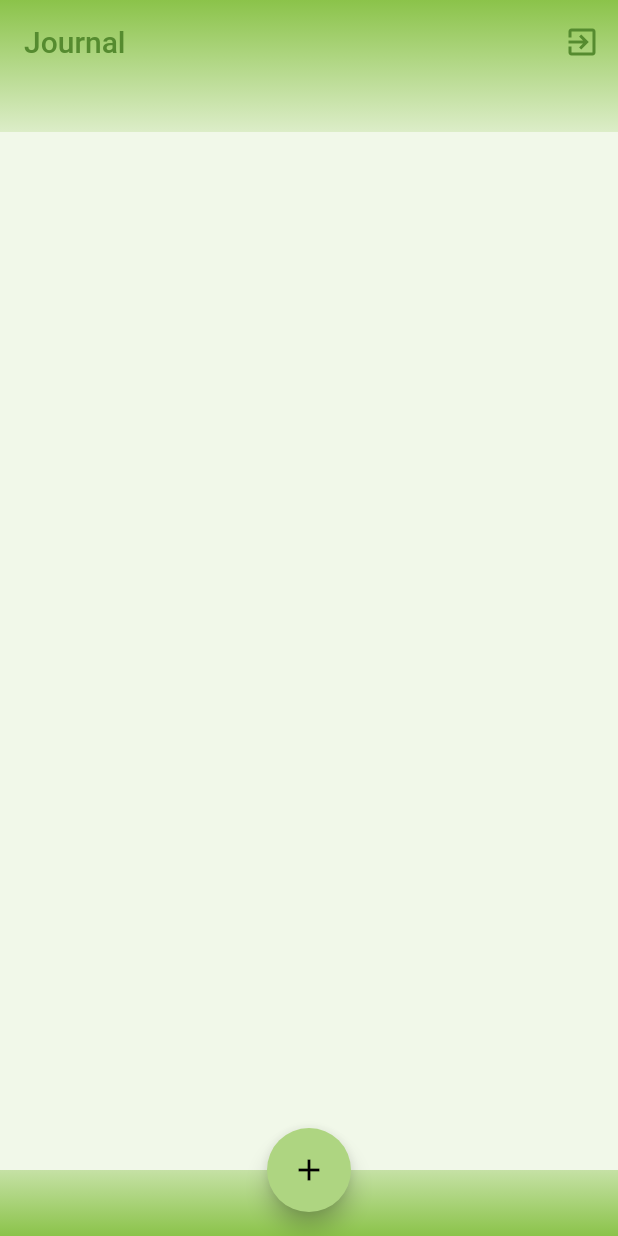
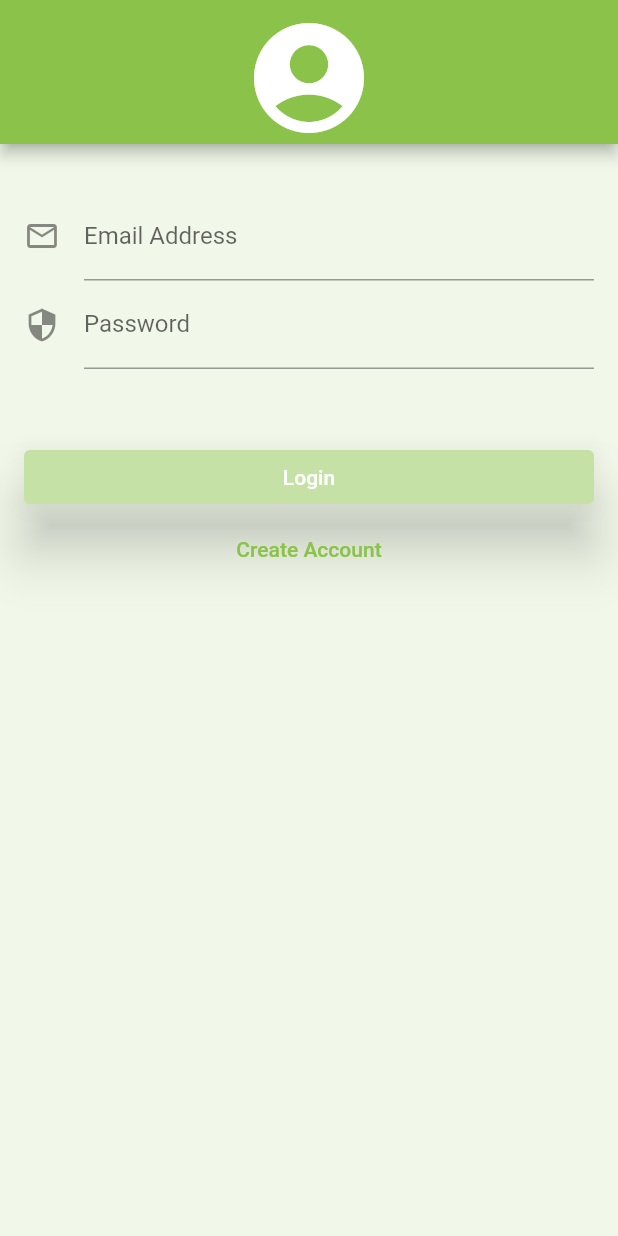
Before and after one commit to mauriiciobarbosa/journal_app, a Flutter app: the screen it shows after launch, on a phone screen of 412 x 824 dp. Run offline on Flutter 3.47's test engine with Material 2 defaults, Android fonts, the phone set to English and light mode, and no system bars; our stand-ins replace cloud_firestore, firebase_auth, firebase_core; accounts and stored records are empty.

Commit message:
add final code.

```diff
--- a/lib/blocs/authentication_bloc_provider.dart
+++ b/lib/blocs/authentication_bloc_provider.dart
@@ -3,11 +3,10 @@ import 'package:flutter/material.dart';
 import 'authentication_bloc.dart';
 
 class AuthenticationBlocProvider extends InheritedWidget {
-  const AuthenticationBlocProvider(
-    Key key,
-    Widget child, {
+  const AuthenticationBlocProvider({
+    required Widget child,
     required this.authenticationBloc,
-  }) : super(key: key, child: child);
+  }) : super(child: child);
 
   final AuthenticationBloc authenticationBloc;
 
--- a/lib/blocs/home_bloc_provider.dart
+++ b/lib/blocs/home_bloc_provider.dart
@@ -2,12 +2,11 @@ import 'package:flutter/material.dart';
 import 'package:journal_app/blocs/home_bloc.dart';
 
 class HomeBlocProvider extends InheritedWidget {
-  const HomeBlocProvider(
-    Key key,
-    Widget child, {
+  const HomeBlocProvider({
+    required Widget child,
     required this.homeBloc,
     required this.uid,
-  }) : super(key: key, child: child);
+  }) : super(child: child);
 
   final HomeBloc homeBloc;
   final String uid;
--- a/lib/blocs/journal_edit_bloc.dart
+++ b/lib/blocs/journal_edit_bloc.dart
@@ -66,11 +66,12 @@ class JournalEditBloc {
         note: '',
         uid: journal.uid,
       );
-    } else {
-      selectedJournal.date = journal.date;
-      selectedJournal.mood = journal.mood;
-      selectedJournal.note = journal.note;
     }
+    // else {
+    //   selectedJournal.date = journal.date;
+    //   selectedJournal.mood = journal.mood;
+    //   selectedJournal.note = journal.note;
+    // }
 
     dateEditChanged.add(selectedJournal.date);
     moodEditChanged.add(selectedJournal.mood);
--- a/lib/classes/format_dates.dart
+++ b/lib/classes/format_dates.dart
@@ -3,6 +3,10 @@ import 'package:intl/intl.dart';
 class FormatDates {
   String dateFormatShortMonthDayYear(String date) {
     return DateFormat.yMMMd().format(DateTime.parse(date));
+  }
+
+  String dateFormatLongMonthDayYear(String date) {
+    return DateFormat.yMMMEd().format(DateTime.parse(date));
   }
 
   String dateFormatDayNumber(String date) {
--- a/lib/classes/validators.dart
+++ b/lib/classes/validators.dart
@@ -3,7 +3,7 @@ import 'dart:async';
 class Validators {
   final validateEmail =
       StreamTransformer<String, String>.fromHandlers(handleData: (email, sink) {
-    if (email.contains('@') && email.contains('.')) {
+    if (email.isEmpty || email.contains('@') && email.contains('.')) {
       sink.add(email);
     } else if (email.length > 0) {
       sink.addError('Enter a valid email');
@@ -12,7 +12,7 @@ class Validators {
 
   final validatePassword = StreamTransformer<String, String>.fromHandlers(
       handleData: (password, sink) {
-    if (password.length >= 6) {
+    if (password.isEmpty || password.length >= 6) {
       sink.add(password);
     } else {
       sink.addError('Password needs to be at least 6 characters');
--- a/lib/main.dart
+++ b/lib/main.dart
@@ -1,11 +1,72 @@
+import 'package:firebase_core/firebase_core.dart';
 import 'package:flutter/material.dart';
+import 'package:journal_app/blocs/authentication_bloc.dart';
+import 'package:journal_app/blocs/authentication_bloc_provider.dart';
+import 'package:journal_app/blocs/home_bloc.dart';
+import 'package:journal_app/blocs/home_bloc_provider.dart';
 import 'package:journal_app/pages/home.dart';
+import 'package:journal_app/pages/login.dart';
+import 'package:journal_app/services/authentication.dart';
+import 'package:journal_app/services/db_firestore.dart';
 
 void main() => runApp(MyApp());
 
 class MyApp extends StatelessWidget {
   @override
   Widget build(BuildContext context) {
+    return FutureBuilder(
+      future: Firebase.initializeApp(),
+      builder: (context, snapshot) {
+        if (snapshot.connectionState == ConnectionState.waiting) {
+          return _buildLoading();
+        } else if (snapshot.hasError) {
+          return Center(child: Text('deu ruim meu pivete :('));
+        } else {
+          return _buildSuccess();
+        }
+      },
+    );
+  }
+
+  Container _buildLoading() {
+    return Container(
+      color: Colors.lightGreen,
+      child: Center(child: CircularProgressIndicator()),
+    );
+  }
+
+  Widget _buildSuccess() {
+    final authenticationService = AuthenticationService();
+    final authenticationBloc = AuthenticationBloc(
+      authenticationApi: authenticationService,
+    );
+
+    return AuthenticationBlocProvider(
+      child: StreamBuilder(
+        initialData: null,
+        stream: authenticationBloc.user,
+        builder: (_, snapshot) {
+          if (snapshot.connectionState == ConnectionState.waiting) {
+            return _buildLoading();
+          } else if (snapshot.hasData && snapshot.data != '') {
+            return HomeBlocProvider(
+              homeBloc: HomeBloc(
+                authenticationApi: authenticationService,
+                dbApi: DbFirestoreService(),
+              ),
+              child: _buildMaterialApp(Home()),
+              uid: snapshot.data.toString(),
+            );
+          } else {
+            return _buildMaterialApp(Login());
+          }
+        },
+      ),
+      authenticationBloc: authenticationBloc,
+    );
+  }
+
+  MaterialApp _buildMaterialApp(Widget homePage) {
     return MaterialApp(
       title: 'Journal',
       debugShowCheckedModeBanner: false,
@@ -14,7 +75,7 @@ class MyApp extends StatelessWidget {
         canvasColor: Colors.lightGreen.shade50,
         bottomAppBarColor: Colors.lightGreen,
       ),
-      home: Home(),
+      home: homePage,
     );
   }
 }
--- a/lib/models/database.dart
+++ b/lib/models/database.dart
@@ -3,13 +3,13 @@ import 'journal.dart';
 class Database {
   Database({required this.journals});
 
-  List<OldJournal> journals;
+  List<Journal> journals;
 
   factory Database.fromJson(Map<String, dynamic> json) {
     return Database(
-      journals: List<OldJournal>.from(
+      journals: List<Journal>.from(
         json['journals'].map(
-          (x) => OldJournal.fromJson(x),
+          (x) => Journal.fromDoc(x),
         ),
       ),
     );
@@ -19,7 +19,7 @@ class Database {
     return {
       'journals': List<dynamic>.from(
         journals.map(
-          (e) => e.toJson(),
+          (e) => e.toDoc(),
         ),
       ),
     };
--- a/lib/models/database_file_routines.dart
+++ b/lib/models/database_file_routines.dart
@@ -19,7 +19,7 @@ class DatabaseFileRoutines {
     return File('$path/local_persistence.json');
   }
 
-  Future<List<OldJournal>> readJournals() async {
+  Future<List<Journal>> readJournals() async {
     try {
       final file = await _localFile;
 
@@ -37,12 +37,12 @@ class DatabaseFileRoutines {
     }
   }
 
-  Future<File> writeJournals(List<OldJournal> journals) async {
+  Future<File> writeJournals(List<Journal> journals) async {
     final file = await _localFile;
     final json = {
       'journals': List<dynamic>.from(
         journals.map(
-          (e) => e.toJson(),
+          (e) => e.toDoc(),
         ),
       )
     };
--- a/lib/models/journal.dart
+++ b/lib/models/journal.dart
@@ -41,13 +41,15 @@ class Journal {
   String note;
   String uid;
 
-  factory Journal.fromDoc(dynamic doc) => Journal(
-        documentID: doc.documentID,
-        date: doc['date'],
-        mood: doc['mood'],
-        note: doc['note'],
-        uid: doc['uid'],
-      );
+  factory Journal.fromDoc(dynamic doc) {
+    return Journal(
+      documentID: doc.id,
+      date: doc['date'],
+      mood: doc['mood'],
+      note: doc['note'],
+      uid: doc['uid'],
+    );
+  }
 
   Map<String, dynamic> toDoc() => {
         'uid': uid,
--- a/lib/models/journal_edit.dart
+++ b/lib/models/journal_edit.dart
@@ -7,5 +7,5 @@ class JournalEdit {
   });
 
   String action;
-  OldJournal journal;
+  Journal journal;
 }
--- a/lib/pages/login.dart
+++ b/lib/pages/login.dart
@@ -0,0 +1,167 @@
+import 'package:flutter/material.dart';
+import 'package:journal_app/blocs/login_bloc.dart';
+import 'package:journal_app/services/authentication.dart';
+
+class Login extends StatefulWidget {
+  Login({Key? key}) : super(key: key);
+
+  @override
+  _LoginState createState() => _LoginState();
+}
+
+class _LoginState extends State<Login> {
+  late LoginBloc _loginBloc;
+
+  @override
+  void initState() {
+    _loginBloc = LoginBloc(AuthenticationService());
+    super.initState();
+  }
+
+  @override
+  Widget build(BuildContext context) {
+    return Scaffold(
+      appBar: AppBar(
+        bottom: PreferredSize(
+          preferredSize: Size.fromHeight(40),
+          child: Icon(
+            Icons.account_circle,
+            size: 88,
+            color: Colors.white,
+          ),
+        ),
+      ),
+      body: SafeArea(
+        child: SingleChildScrollView(
+          padding: EdgeInsets.fromLTRB(16, 32, 16, 16),
+          child: Column(
+            crossAxisAlignment: CrossAxisAlignment.stretch,
+            children: [
+              StreamBuilder(
+                stream: _loginBloc.email,
+                builder: (BuildContext context, AsyncSnapshot snapshot) {
+                  return TextField(
+                    keyboardType: TextInputType.emailAddress,
+                    decoration: InputDecoration(
+                      labelText: 'Email Address',
+                      icon: Icon(Icons.mail_outline),
+                      errorText: snapshot.error?.toString(),
+                    ),
+                    onChanged: (email) => _loginBloc.emailChanged.add(email),
+                  );
+                },
+              ),
+              StreamBuilder(
+                stream: _loginBloc.password,
+                builder: (BuildContext context, AsyncSnapshot snapshot) {
+                  return TextField(
+                    obscureText: true,
+                    decoration: InputDecoration(
+                      labelText: 'Password',
+                      icon: Icon(Icons.security),
+                      errorText: snapshot.error?.toString(),
+                    ),
+                    onChanged: (email) => _loginBloc.passwordChanged.add(email),
+                  );
+                },
+              ),
+              SizedBox(height: 48),
+              _buildLoginAndCreateButtons(),
+            ],
+          ),
+        ),
+      ),
+    );
+  }
+
+  @override
+  void dispose() {
+    _loginBloc.dispose();
+    super.dispose();
+  }
+
+  Widget _buildLoginAndCreateButtons() {
+    return StreamBuilder(
+      initialData: 'Login',
+      stream: _loginBloc.loginOrCreateButton,
+      builder: (BuildContext context, AsyncSnapshot snapshot) {
+        if (snapshot.data == 'Login') {
+          return buttonsLogin();
+        } else {
+          return buttonsCreateAccount();
+        }
+      },
+    );
+  }
+
+  Widget buttonsLogin() {
+    return Column(
+      crossAxisAlignment: CrossAxisAlignment.stretch,
+      children: [
+        StreamBuilder(
+          initialData: false,
+          stream: _loginBloc.enableLoginCreateButton,
+          builder: (BuildContext context, AsyncSnapshot snapshot) {
+            return ElevatedButton(
+              child: Text('Login'),
+              style: ButtonStyle(
+                elevation: MaterialStateProperty.all(16),
+                backgroundColor: MaterialStateProperty.all(
+                  Colors.lightGreen.shade200,
+                ),
+                foregroundColor: MaterialStateProperty.all(
+                  Colors.white,
+                ),
+              ),
+              onPressed: snapshot.data
+                  ? () => _loginBloc.loginOrCreateChanged.add('Login')
+                  : null,
+            );
+          },
+        ),
+        TextButton(
+          child: Text('Create Account'),
+          onPressed: () {
+            _loginBloc.loginOrCreateButtonChanged.add('Create Account');
+          },
+        ),
+      ],
+    );
+  }
+
+  Widget buttonsCreateAccount() {
+    return Column(
+      crossAxisAlignment: CrossAxisAlignment.stretch,
+      children: [
+        StreamBuilder(
+          initialData: false,
+          stream: _loginBloc.enableLoginCreateButton,
+          builder: (BuildContext context, AsyncSnapshot snapshot) {
+            return ElevatedButton(
+              child: Text('Create Account'),
+              style: ButtonStyle(
+                elevation: MaterialStateProperty.all(16),
+                backgroundColor: MaterialStateProperty.all(
+                  Colors.lightGreen.shade200,
+                ),
+                foregroundColor: MaterialStateProperty.all(
+                  Colors.white,
+                ),
+              ),
+              onPressed: snapshot.data
+                  ? () => _loginBloc.loginOrCreateChanged
+                      .add('Create Account')
+                  : null,
+            );
+          },
+        ),
+        TextButton(
+          child: Text('Login'),
+          onPressed: () {
+            _loginBloc.loginOrCreateButtonChanged.add('Login');
+          },
+        ),
+      ],
+    );
+  }
+}
--- a/lib/services/db_firestore.dart
+++ b/lib/services/db_firestore.dart
@@ -4,8 +4,6 @@ import 'package:journal_app/services/db_firestore_api.dart';
 
 class DbFirestoreService implements DbApi {
   final FirebaseFirestore _firestore = FirebaseFirestore.instance;
-
-  // List<Journal> _collectionJournals = [];
 
   static const _collectionJournals = 'journals';
 
@@ -28,7 +26,7 @@ class DbFirestoreService implements DbApi {
     _firestore
         .collection(_collectionJournals)
         .doc(journal.documentID)
-        .update(journal.toDoc().remove('uid'))
+        .update(journal.toDoc())
         .catchError((error) => print('Error updating: $error'));
   }
 
@@ -39,12 +37,6 @@ class DbFirestoreService implements DbApi {
         .doc(journal.documentID)
         .delete()
         .catchError((error) => print('Error deleting: $error'));
-  }
-
-  @override
-  Future<Journal> getJournal(String documentId) {
-    // TODO: implement getJournal
-    throw UnimplementedError();
   }
 
   @override
@@ -64,9 +56,4 @@ class DbFirestoreService implements DbApi {
       },
     );
   }
-
-  @override
-  void updateJournalWithTransaction(Journal journal) {
-    // TODO: implement updateJournalWithTransaction
-  }
 }
--- a/lib/services/db_firestore_api.dart
+++ b/lib/services/db_firestore_api.dart
@@ -3,13 +3,9 @@ import 'package:journal_app/models/journal.dart';
 abstract class DbApi {
   Stream<List<Journal>> getJournalList(String uid);
 
-  Future<Journal> getJournal(String documentId);
-
   Future<bool> addJournal(Journal journal);
 
   void updateJournal(Journal journal);
 
-  void updateJournalWithTransaction(Journal journal);
-
   void deleteJournal(Journal journal);
 }
--- a/pubspec.yaml
+++ b/pubspec.yaml
@@ -25,6 +25,7 @@ dependencies:
     sdk: flutter
   path_provider: ^2.0.0
   intl: ^0.17.0
+  firebase_core: ^1.10.6
   firebase_auth: ^3.3.3
   cloud_firestore: ^3.1.4
 
```
Also changed, not shown: lib/blocs/journal_edit_bloc_provider.dart (+3 -4 lines), lib/classes/mood_icons.dart (+10 -12 lines), lib/pages/edit_entry.dart (+151 -78 lines), lib/pages/home.dart (+100 -63 lines), pubspec.lock, 2 other files.
